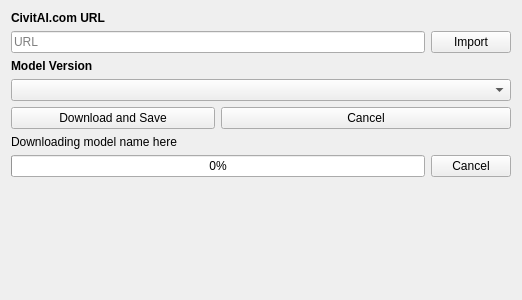
Qt form src/airunner/pyqt/widgets/model_manager/import.ui (Capsize-Games/airunner) before a commit.
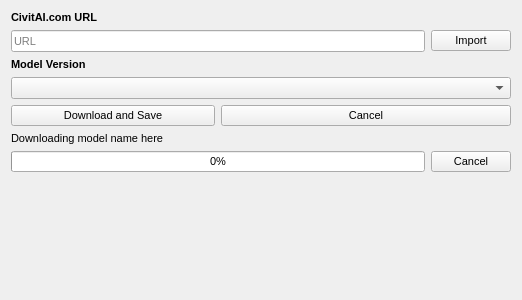
The same form after that commit.

Commit message: updates to model manager widget design

Patch:
```diff
--- a/src/airunner/pyqt/widgets/model_manager/import.ui
+++ b/src/airunner/pyqt/widgets/model_manager/import.ui
@@ -18,7 +18,7 @@
     <widget class="QLineEdit" name="import_url">
      <property name="font">
       <font>
-       <pointsize>9</pointsize>
+       <pointsize>8</pointsize>
       </font>
      </property>
      <property name="placeholderText">
@@ -43,7 +43,7 @@
     <widget class="QLabel" name="url_label">
      <property name="font">
       <font>
-       <pointsize>9</pointsize>
+       <pointsize>8</pointsize>
        <bold>true</bold>
       </font>
      </property>
@@ -56,7 +56,7 @@
     <widget class="QComboBox" name="model_choices">
      <property name="font">
       <font>
-       <pointsize>9</pointsize>
+       <pointsize>8</pointsize>
       </font>
      </property>
     </widget>
@@ -68,7 +68,7 @@
     <widget class="QPushButton" name="import_button">
      <property name="font">
       <font>
-       <pointsize>9</pointsize>
+       <pointsize>8</pointsize>
       </font>
      </property>
      <property name="text">
@@ -80,7 +80,7 @@
     <widget class="QPushButton" name="download_button">
      <property name="font">
       <font>
-       <pointsize>9</pointsize>
+       <pointsize>8</pointsize>
       </font>
      </property>
      <property name="text">
@@ -92,7 +92,7 @@
     <widget class="QProgressBar" name="download_progress_bar">
      <property name="font">
       <font>
-       <pointsize>9</pointsize>
+       <pointsize>8</pointsize>
       </font>
      </property>
      <property name="value">
@@ -104,7 +104,7 @@
     <widget class="QPushButton" name="cancel_download_button">
      <property name="font">
       <font>
-       <pointsize>9</pointsize>
+       <pointsize>8</pointsize>
       </font>
      </property>
      <property name="text">
@@ -116,7 +116,7 @@
     <widget class="QLabel" name="model_version_label">
      <property name="font">
       <font>
-       <pointsize>9</pointsize>
+       <pointsize>8</pointsize>
        <bold>true</bold>
       </font>
      </property>
@@ -129,7 +129,7 @@
     <widget class="QPushButton" name="cancel_download_save_button">
      <property name="font">
       <font>
-       <pointsize>9</pointsize>
+       <pointsize>8</pointsize>
       </font>
      </property>
      <property name="text">
@@ -141,7 +141,7 @@
     <widget class="QLabel" name="downloading_label">
      <property name="font">
       <font>
-       <pointsize>9</pointsize>
+       <pointsize>8</pointsize>
       </font>
      </property>
      <property name="text">
```
The commit also changes 4 other files.
